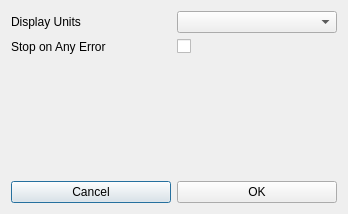
The window that Graffik/gui/core/Options/globaloptionsdialog.ui (DynamicPerception/Graffik_Legacy) describes before a commit, drawn with Qt 5.
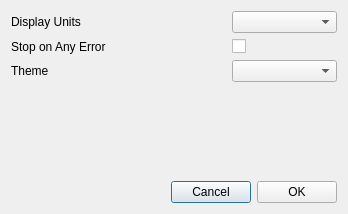
The same window after the commit.

Commit message: * Long-life objects watch for theme changes - widgets now update when theme is configured * User can select theme, theme is saved * Clean-up of unecessary files

Diff of the .ui file:
```diff
--- a/Graffik/gui/core/Options/globaloptionsdialog.ui
+++ b/Graffik/gui/core/Options/globaloptionsdialog.ui
@@ -17,24 +17,24 @@
    <string notr="true"/>
   </property>
   <layout class="QGridLayout" name="gridLayout">
-   <item row="0" column="0">
+   <item row="0" column="0" colspan="2">
     <widget class="QLabel" name="displayLabel">
      <property name="text">
       <string>Display Units</string>
      </property>
     </widget>
    </item>
-   <item row="0" column="1">
+   <item row="0" column="2">
     <widget class="QComboBox" name="displayCombo"/>
    </item>
-   <item row="1" column="0">
+   <item row="1" column="0" colspan="2">
     <widget class="QLabel" name="stopLabel">
      <property name="text">
       <string>Stop on Any Error</string>
      </property>
     </widget>
    </item>
-   <item row="1" column="1">
+   <item row="1" column="2">
     <widget class="QCheckBox" name="stopCheckBox">
      <property name="text">
       <string/>
@@ -42,6 +42,16 @@
     </widget>
    </item>
    <item row="2" column="0">
+    <widget class="QLabel" name="themeLabel">
+     <property name="text">
+      <string>Theme</string>
+     </property>
+    </widget>
+   </item>
+   <item row="2" column="2">
+    <widget class="QComboBox" name="themeCombo"/>
+   </item>
+   <item row="3" column="0" colspan="2">
     <spacer name="verticalSpacer">
      <property name="orientation">
       <enum>Qt::Vertical</enum>
@@ -54,18 +64,49 @@
      </property>
     </spacer>
    </item>
-   <item row="3" column="0">
+   <item row="4" column="0" colspan="3">
+    <widget class="QFrame" name="frame">
+     <property name="frameShape">
+      <enum>QFrame::NoFrame</enum>
+     </property>
+     <property name="frameShadow">
+      <enum>QFrame::Raised</enum>
+     </property>
+     <layout class="QHBoxLayout" name="horizontalLayout">
+      <property name="spacing">
+       <number>-1</number>
+      </property>
+      <property name="margin">
+       <number>0</number>
+      </property>
+      <item>
+       <spacer name="horizontalSpacer_2">
+        <property name="orientation">
+         <enum>Qt::Horizontal</enum>
+        </property>
+        <property name="sizeHint" stdset="0">
+         <size>
+          <width>40</width>
+          <height>20</height>
+         </size>
+        </property>
+       </spacer>
+      </item>
+      <item>
     <widget class="QPushButton" name="cancelButton">
      <property name="text">
       <string>Cancel</string>
      </property>
     </widget>
    </item>
-   <item row="3" column="1">
+      <item>
     <widget class="QPushButton" name="okButton">
      <property name="text">
       <string>OK</string>
      </property>
+       </widget>
+      </item>
+     </layout>
     </widget>
    </item>
   </layout>
```
Lines whose indentation alone changed are shown as unchanged. The commit also changes 51 other files.
